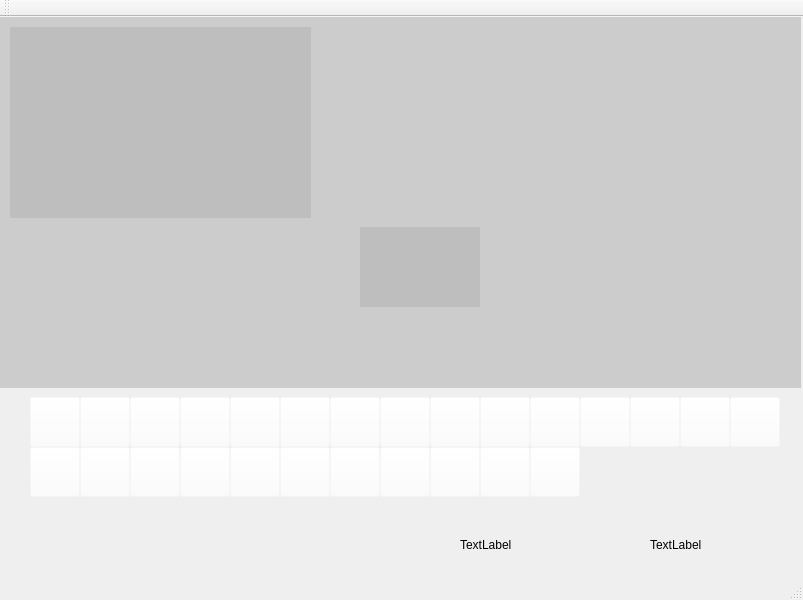
Old version of the form src/UI_Files/learn_activity.ui in the repository chrisais9/EasyHandy.
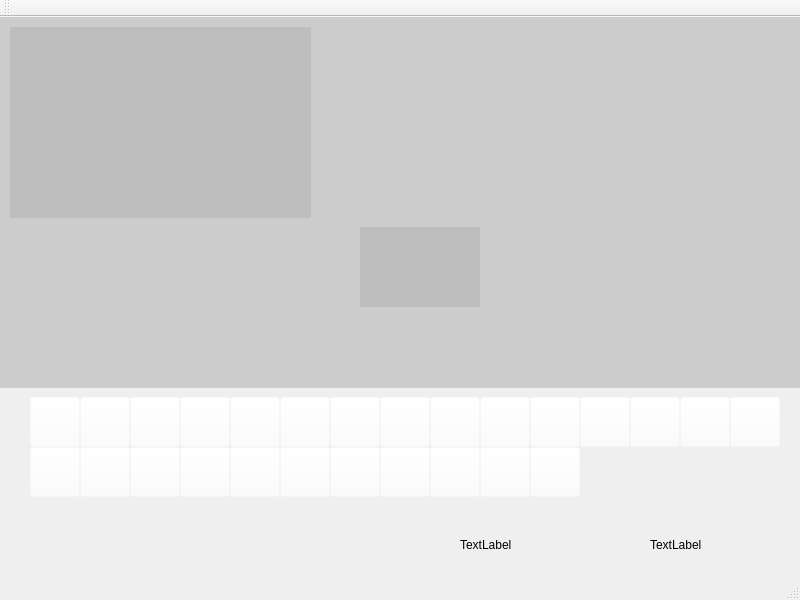
New version of the form.

The edit to the form file:
```diff
--- a/src/UI_Files/learn_activity.ui
+++ b/src/UI_Files/learn_activity.ui
@@ -6,7 +6,7 @@
    <rect>
     <x>0</x>
     <y>0</y>
-    <width>803</width>
+    <width>800</width>
     <height>600</height>
    </rect>
   </property>
```
Left out of the diff: 6 changed lines with no effect on the pictures.
